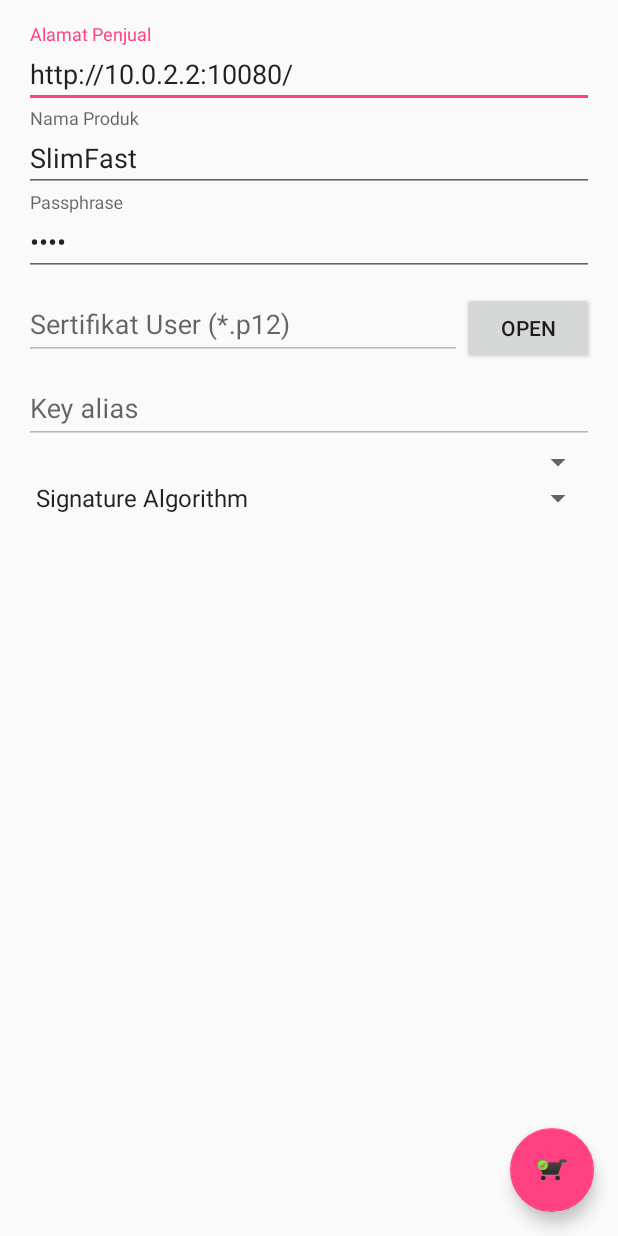
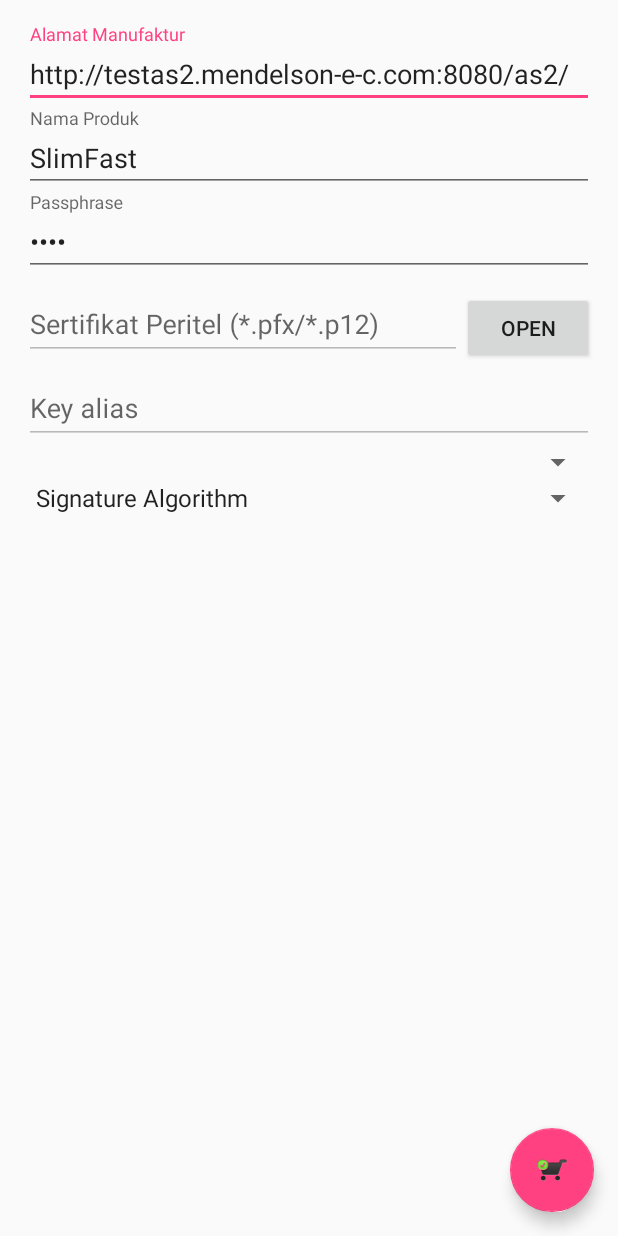
Before and after one commit to m-awadi/RetrofitSmime, an Android app: the screen it shows after launch (MainActivity), on a phone screen of 412 x 824 dp. Run offline under Robolectric (Android 15) with nearby library versions, the phone set to English and light mode, and no system bars; our stand-ins replace AdMob, RxJava; libraries missing offline, so code that uses them is left out: com.nononsenseapps.filepicker, com.sun.mail, javax.mail, javax.mail.internet, javax.mail.util and 4 more; 22 statements that could not run were skipped.

Commit message:
bisa kirim ke http://testas2.mendelson-e-c.com:8080/as2/HttpReceiver

```diff
--- a/app/build.gradle
+++ b/app/build.gradle
@@ -7,8 +7,8 @@ android {
         applicationId "id.co.blogspot.datacomlink.ediint"
         minSdkVersion 19
         targetSdkVersion 26
-        versionCode 28
-        versionName "3.2.0"
+        versionCode 29
+        versionName "3.3.0"
         multiDexEnabled true
     }
     packagingOptions {
@@ -22,6 +22,7 @@ dependencies {
     compile group: 'com.android.support', name: 'design', version: '26.1.0'
     compile group: 'com.google.android.gms', name: 'play-services-ads', version: '11.4.0'
     compile group: 'com.squareup.okhttp3', name: 'okhttp', version: '3.9.0'//http/1.1 rfc 2616
+    compile group: 'com.squareup.okhttp3', name: 'logging-interceptor', version: '3.9.0'//http/1.1 rfc 2616
     compile group: 'com.squareup.retrofit2', name: 'retrofit', version: '2.3.0'
     compile group: 'com.squareup.retrofit2', name: 'converter-gson', version: '2.3.0'
     compile group: 'com.google.code.gson', name: 'gson', version: '2.8.2'//json rfc 7159
--- a/app/src/main/java/id/co/blogspot/interoperabilitas/ediint/MainActivity.java
+++ b/app/src/main/java/id/co/blogspot/interoperabilitas/ediint/MainActivity.java
@@ -22,8 +22,11 @@ import org.spongycastle.jce.provider.BouncyCastleProvider;
 import java.io.IOException;
 import java.io.InputStream;
 import java.security.Security;
+import java.text.SimpleDateFormat;
 import java.util.ArrayList;
+import java.util.Date;
 import java.util.List;
+import java.util.Random;
 
 import id.co.blogspot.interoperabilitas.ediint.antarmuka.ServiceContract;
 import id.co.blogspot.interoperabilitas.ediint.domain.AS2MDN;
@@ -35,6 +38,7 @@ import io.reactivex.functions.Consumer;
 import io.reactivex.schedulers.Schedulers;
 import keystore.KeyStoreManager;
 import okhttp3.OkHttpClient;
+import okhttp3.logging.HttpLoggingInterceptor;
 import retrofit2.Retrofit;
 import retrofit2.adapter.rxjava2.RxJava2CallAdapterFactory;
 import retrofit2.converter.PemUtils;
@@ -54,10 +58,9 @@ public class MainActivity extends AppCompatActivity {
 
     private CoordinatorLayout mCoordinatorLayout;
     private NoDefaultSpinner encAlgo, signAlgo;
-    private EditText storePasswordField, storeFileField, keyAliasField, namaProduk, alamatPenjual;
+    private EditText storePasswordField, storeFileField, keyAliasField, namaProduk, alamatManufaktur;
     private Button storeFileButton;
     private Retrofit.Builder builder;
-    private String username;
     private List<LineItem> produks;
     private MultipartSignedConverter multipartSignedConverter;
     private Pkcs7MimeConverter pkcs7MimeConverter;
@@ -76,7 +79,6 @@ public class MainActivity extends AppCompatActivity {
                 mKeyStoreManager.loadKeyStore(getContentResolver().openInputStream(uri), storePasswordField.getText().toString().toCharArray());
                 storeFileField.setText(uri.toString());
                 keyAliasField.setText(mKeyStoreManager.getUsername());
-                this.username = keyAliasField.getText().toString();
                 multipartSignedConverter.setSenderPublicKey(mKeyStoreManager.getPublicKey());
                 multipartSignedConverter.setSenderPrivateKey(mKeyStoreManager.getPrivateKey("".toCharArray()));
             } catch (Exception e) {
@@ -97,7 +99,7 @@ public class MainActivity extends AppCompatActivity {
         mCoordinatorLayout = findViewById(R.id.koordinator);
         storePasswordField = findViewById(R.id.storePasswordField);
         storeFileField = findViewById(R.id.storeFileField);
-        alamatPenjual = findViewById(R.id.alamatPenjual);
+        alamatManufaktur = findViewById(R.id.alamatManufaktur);
         namaProduk = findViewById(R.id.namaProduk);
         storeFileButton = findViewById(R.id.storeFileButton);
         storeFileButton.setOnClickListener(new View.OnClickListener() {
@@ -121,7 +123,7 @@ public class MainActivity extends AppCompatActivity {
         multipartSignedConverter = new MultipartSignedConverter();
         pkcs7MimeConverter = new Pkcs7MimeConverter();
 
-        InputStream certIs = MainActivity.class.getResourceAsStream("/penjual.pub");
+        InputStream certIs = MainActivity.class.getResourceAsStream("/manufaktur.pub");
         try {
             pkcs7MimeConverter.setRecipientPublicKey(PemUtils.decodeCertificate(certIs));
         } catch (Exception ex) {
@@ -138,6 +140,7 @@ public class MainActivity extends AppCompatActivity {
 
         //the signed PO then encrypted using recipient Pub
         httpClient.addInterceptor(pkcs7MimeConverter);
+        httpClient.addInterceptor(new HttpLoggingInterceptor().setLevel(HttpLoggingInterceptor.Level.BODY));
 
         builder = new Retrofit.Builder()
                 .client(httpClient.build())
@@ -167,19 +170,19 @@ public class MainActivity extends AppCompatActivity {
                     produks.add(new LineItem("IDR", "Gillette Venus Razors (P&G)", "3", "12000", "4000"));
                     produks.add(new LineItem("IDR", "Listerine (Warner-Lambert)", "5", "5000", "1000"));
                     produks.add(new LineItem("IDR", "Oil of Olay ColorMoist Hazelnut No. 650 (P&G)", "1", "3000", "3000"));
-                    String domain = alamatPenjual.getText().toString();
+                    String domain = alamatManufaktur.getText().toString();
                     Uri recipientAddress = Uri.parse(domain);
                     builder.baseUrl(domain.endsWith("/") ? domain : domain + "/")
                             .build()
                             .create(ServiceContract.class)
                             .callSynchronously(
-                                    "<github-phax-as2-lib-24092017231318+0700-1102@OpenAS2A_OID_OpenAS2B_OID>",
-                                    "From OpenAS2A to OpenAS2B",
+                                    "<github-dawud-tan-RetrofitSmime-" + new SimpleDateFormat("ddMMyyyyHHmmssZ").format(new Date()) + "-" + new Random().nextLong() + "@mycompanyAS2_mendelsontestAS2>",
+                                    "http://s.id/aKo",
                                     recipientAddress.getScheme() + "://" + recipientAddress.getAuthority(),
-                                    "OpenAS2A",
-                                    "OpenAS2B",
-                                    "OpenAS2 A email",
-                                    "http://localhost:10080",
+                                    "mycompanyAS2",
+                                    "mendelsontestAS2",
+                                    "muhammad.dawud91@gmail.com",
+                                    "muhammad.dawud91@gmail.com",
                                     "signed-receipt-protocol=optional, pkcs7-signature; signed-receipt-micalg=optional, " + MultipartSignedConverter.SIGNING_ALGORITHM.get(signAlgo.getSelectedItem()),
                                     produks)
                             .observeOn(AndroidSchedulers.mainThread())
--- a/app/src/main/java/id/co/blogspot/interoperabilitas/ediint/antarmuka/ServiceContract.java
+++ b/app/src/main/java/id/co/blogspot/interoperabilitas/ediint/antarmuka/ServiceContract.java
@@ -2,8 +2,8 @@ package id.co.blogspot.interoperabilitas.ediint.antarmuka;
 
 import java.util.List;
 
+import id.co.blogspot.interoperabilitas.ediint.domain.AS2MDN;
 import id.co.blogspot.interoperabilitas.ediint.domain.LineItem;
-import id.co.blogspot.interoperabilitas.ediint.domain.AS2MDN;
 import io.reactivex.Completable;
 import io.reactivex.Single;
 import retrofit2.http.Body;
@@ -19,7 +19,7 @@ public interface ServiceContract {
             "Mime-Version: 1.0",
             "AS2-Version: 1.1"
     })
-    @POST("./")
+    @POST("HttpReceiver")
     Completable sendAsynchronously(
             @Header("Message-Id") String messageId,
             @Header("Subject") String subject,
@@ -27,7 +27,7 @@ public interface ServiceContract {
             @Header("AS2-From") String as2from,
             @Header("AS2-To") String as2to,
             @Header("from") String from,
-            @Header("Disposition-Notification-To") String dispositionNotificationTo,
+            @Header("Disposition-Notification-To") String dispositionNotificationTo,//ask receiving UA issue an MDN
             @Header("Disposition-Notification-Options") String dispositionNotificationOptions,
             @Header("Receipt-Delivery-Option:") String receiptDeliveryOption,//request an asynchronous MDN
             @Body List<LineItem> eo);
@@ -36,7 +36,7 @@ public interface ServiceContract {
             "Mime-Version: 1.0",
             "AS2-Version: 1.1"
     })
-    @POST("./")
+    @POST("HttpReceiver")
     Single<AS2MDN> callSynchronously(
             @Header("Message-Id") String messageId,
             @Header("Subject") String subject,
@@ -44,7 +44,7 @@ public interface ServiceContract {
             @Header("AS2-From") String as2from,
             @Header("AS2-To") String as2to,
             @Header("From") String from,
-            @Header("Disposition-Notification-To") String dispositionNotificationTo,
+            @Header("Disposition-Notification-To") String dispositionNotificationTo,//ask receiving UA issue an MDN
             @Header("Disposition-Notification-Options") String dispositionNotificationOptions,
             @Body List<LineItem> eo);
 }
--- a/app/src/main/java/id/co/blogspot/interoperabilitas/ediint/utility/FilteredFilePickerFragment.java
+++ b/app/src/main/java/id/co/blogspot/interoperabilitas/ediint/utility/FilteredFilePickerFragment.java
@@ -10,9 +10,6 @@ import java.io.File;
  * Created by dawud_tan on 11/11/16.
  */
 public class FilteredFilePickerFragment extends FilePickerFragment {
-
-    // File extension to filter on
-    private static final String EXTENSION = ".p12";
 
     /**
      * @param file
@@ -33,7 +30,7 @@ public class FilteredFilePickerFragment extends FilePickerFragment {
         boolean ret = super.isItemVisible(file);
         if (ret && !isDir(file) && (mode == MODE_FILE || mode == MODE_FILE_AND_DIR)) {
             String ext = getExtension(file);
-            return ext != null && EXTENSION.equalsIgnoreCase(ext);
+            return ext != null && (".p12".equalsIgnoreCase(ext) || ".pfx".equalsIgnoreCase(ext));
         }
         return ret;
     }
--- a/app/src/main/java/retrofit2/converter/multipart_signed/MultipartSignedConverter.java
+++ b/app/src/main/java/retrofit2/converter/multipart_signed/MultipartSignedConverter.java
@@ -11,19 +11,18 @@ import org.spongycastle.cms.SignerInfoGenerator;
 import org.spongycastle.cms.jcajce.JcaSimpleSignerInfoGeneratorBuilder;
 import org.spongycastle.mail.smime.SMIMESigned;
 import org.spongycastle.mail.smime.SMIMESignedGenerator;
-import org.spongycastle.mail.smime.util.CRLFOutputStream;
 import org.spongycastle.util.encoders.Base64;
 
 import java.io.ByteArrayInputStream;
 import java.io.ByteArrayOutputStream;
 import java.io.IOException;
-import java.io.InputStream;
 import java.io.OutputStream;
 import java.nio.charset.StandardCharsets;
-import java.security.DigestInputStream;
+import java.security.DigestOutputStream;
 import java.security.MessageDigest;
 import java.security.PrivateKey;
 import java.security.cert.X509Certificate;
+import java.util.Enumeration;
 import java.util.HashMap;
 import java.util.StringTokenizer;
 
@@ -31,6 +30,7 @@ import javax.mail.internet.InternetHeaders;
 import javax.mail.internet.MimeBodyPart;
 import javax.mail.internet.MimeMultipart;
 import javax.mail.internet.MimePartDataSource;
+import javax.mail.internet.MimeUtility;
 import javax.mail.util.ByteArrayDataSource;
 
 import okhttp3.Interceptor;
@@ -43,6 +43,7 @@ import okio.BufferedSink;
 import okio.BufferedSource;
 import okio.Okio;
 import retrofit2.converter.BouncyIntegration;
+import retrofit2.converter.NullOutputStream;
 import retrofit2.converter.pkcs7_mime.Pkcs7MimeConverter;
 
 //Content-Type: multipart/signed
@@ -54,17 +55,34 @@ public class MultipartSignedConverter implements Interceptor {
         //https://tools.ietf.org/html/rfc5751#section-2.2
         //SignatureAlgorithmIdentifier
         SIGNING_ALGORITHM.put("md5withRSA", "md5");
-        SIGNING_ALGORITHM.put("sha1withDSA", "sha1");
         SIGNING_ALGORITHM.put("sha1withRSA", "sha1");
-        SIGNING_ALGORITHM.put("sha256withDSA", "sha256");
+        SIGNING_ALGORITHM.put("sha1withRSAandMGF1", "sha1");
+
+        SIGNING_ALGORITHM.put("sha224withRSA", "sha224");
+        SIGNING_ALGORITHM.put("sha224withRSAandMGF1", "sha224");
+
         SIGNING_ALGORITHM.put("sha256withRSA", "sha256");
         SIGNING_ALGORITHM.put("sha256withRSAandMGF1", "sha256");
+
+        SIGNING_ALGORITHM.put("sha384withRSA", "sha384");
+        SIGNING_ALGORITHM.put("sha384withRSAandMGF1", "sha384");
+
+        SIGNING_ALGORITHM.put("sha512withRSA", "sha512");
     }
 
     private X509Certificate senderPublicKey;
     private PrivateKey senderPrivateKey;
     private byte[] signedContent;
     private String signatureAlgorithm;
+
+    private static byte[] _getAsciiBytes(final String sString) {
+        final char[] aChars = sString.toCharArray();
+        final int nLength = aChars.length;
+        final byte[] ret = new byte[nLength];
+        for (int i = 0; i < nLength; i++)
+            ret[i] = (byte) aChars[i];
+        return ret;
+    }
 
     public void setSignatureAlgorithm(String signatureAlgorithm) {
         this.signatureAlgorithm = signatureAlgorithm;
@@ -78,55 +96,39 @@ public class MultipartSignedConverter implements Interceptor {
         this.senderPrivateKey = senderPrivateKey;
     }
 
-    protected InputStream trimCRLFPrefix(byte[] data) {
-        ByteArrayInputStream bIn = new ByteArrayInputStream(data);
-
-        int scanPos = 0;
-        int len = data.length;
-
-        while (scanPos < (len - 1)) {
-            if (new String(data, scanPos, 2).equals("\r\n")) {
-                bIn.read();
-                bIn.read();
-                scanPos += 2;
-            } else {
-                return bIn;
-            }
-        }
-
-        return bIn;
-    }
-
     private String calculateMIC(MimeBodyPart part) {
         //https://tools.ietf.org/html/rfc5751#section-2.1
         //DigestAlgorithmIdentifier
         HashMap<String, ASN1ObjectIdentifier> algoritmaDigest = new HashMap<>();
         algoritmaDigest.put("md5", PKCSObjectIdentifiers.md5);
         algoritmaDigest.put("sha1", OIWObjectIdentifiers.idSHA1);
+        algoritmaDigest.put("sha224", NISTObjectIdentifiers.id_sha224);
         algoritmaDigest.put("sha256", NISTObjectIdentifiers.id_sha256);
+        algoritmaDigest.put("sha384", NISTObjectIdentifiers.id_sha384);
+        algoritmaDigest.put("sha512", NISTObjectIdentifiers.id_sha512);
         try {
             String micAlg = SIGNING_ALGORITHM.get(signatureAlgorithm);
-            MessageDigest md = MessageDigest.getInstance(algoritmaDigest.get(micAlg).getId(), "SC");
-            // convert the Mime data to a byte array, then to an InputStream
-            ByteArrayOutputStream bOut = new ByteArrayOutputStream();
-            // Canonicalize the data if not binary content transfer encoding
-            OutputStream os = new CRLFOutputStream(bOut);
-            //include header= part.writeTo
-            //exclude header= part.getInputStream()
-            part.writeTo(os);
-            byte[] data = bOut.toByteArray();
-            InputStream bIn = trimCRLFPrefix(data);
-            // calculate the hash of the data and mime header
-            DigestInputStream digIn = new DigestInputStream(bIn, md);
-            byte[] buf = new byte[4096];
-            while (digIn.read(buf) >= 0) {
+            MessageDigest md = MessageDigest.getInstance(algoritmaDigest.get(micAlg).getId(), "SC");//perlu canonicalize
+            // Start hashing the header
+            final byte[] aCRLF = new byte[]{'\r', '\n'};
+            final Enumeration<?> aHeaderLines = part.getAllHeaderLines();
+            while (aHeaderLines.hasMoreElements()) {
+                md.update(_getAsciiBytes((String) aHeaderLines.nextElement()));
+                md.update(aCRLF);
             }
-            bOut.close();
-            byte[] mic = digIn.getMessageDigest().digest();
-            StringBuffer micResult = new StringBuffer(new String(Base64.encode(mic)));
+            // The CRLF separator between header and content
+            md.update(aCRLF);
+            // No need to canonicalize here - see issue https://github.com/phax/as2-lib/issues/12
+            try (final DigestOutputStream aDOS = new DigestOutputStream(new NullOutputStream(), md);
+                 final OutputStream aOS = MimeUtility.encode(aDOS, part.getEncoding())) {
+                part.getDataHandler().writeTo(aOS);
+            }
+            // Build result digest array
+            final byte[] aMIC = md.digest();
+            // Perform Base64 encoding and append algorithm ID
+            StringBuffer micResult = new StringBuffer(new String(Base64.encode(aMIC)));
             micResult.append(", ").append(micAlg);
             return micResult.toString();
-
         } catch (Exception ex) {
             ex.printStackTrace();
         }
--- a/app/src/main/res/layout/activity_main.xml
+++ b/app/src/main/res/layout/activity_main.xml
@@ -36,13 +36,13 @@
                     android:layout_height="wrap_content">
 
                     <EditText
-                        android:id="@+id/alamatPenjual"
+                        android:id="@+id/alamatManufaktur"
                         android:layout_width="match_parent"
                         android:layout_height="wrap_content"
-                        android:hint="Alamat Penjual"
+                        android:hint="Alamat Manufaktur"
                         android:inputType="text"
                         android:maxLines="1"
-                        android:text="http://10.0.2.2:10080/" />
+                        android:text="http://testas2.mendelson-e-c.com:8080/as2/" />
                 </android.support.design.widget.TextInputLayout>
 
                 <android.support.design.widget.TextInputLayout
@@ -88,7 +88,7 @@
                             android:layout_width="match_parent"
                             android:layout_height="wrap_content"
                             android:enabled="false"
-                            android:hint="Sertifikat User (*.p12)"
+                            android:hint="Sertifikat Peritel (*.pfx/*.p12)"
                             android:inputType="textUri"
                             android:maxLines="1" />
                     </android.support.design.widget.TextInputLayout>
```
Also changed, not shown: app/src/main/java/retrofit2/converter/NullOutputStream.java (added, +66 -0 lines), app/src/main/java/retrofit2/converter/pkcs7_mime/Pkcs7MimeConverter.java (+16 -4 lines), 8 other files.
